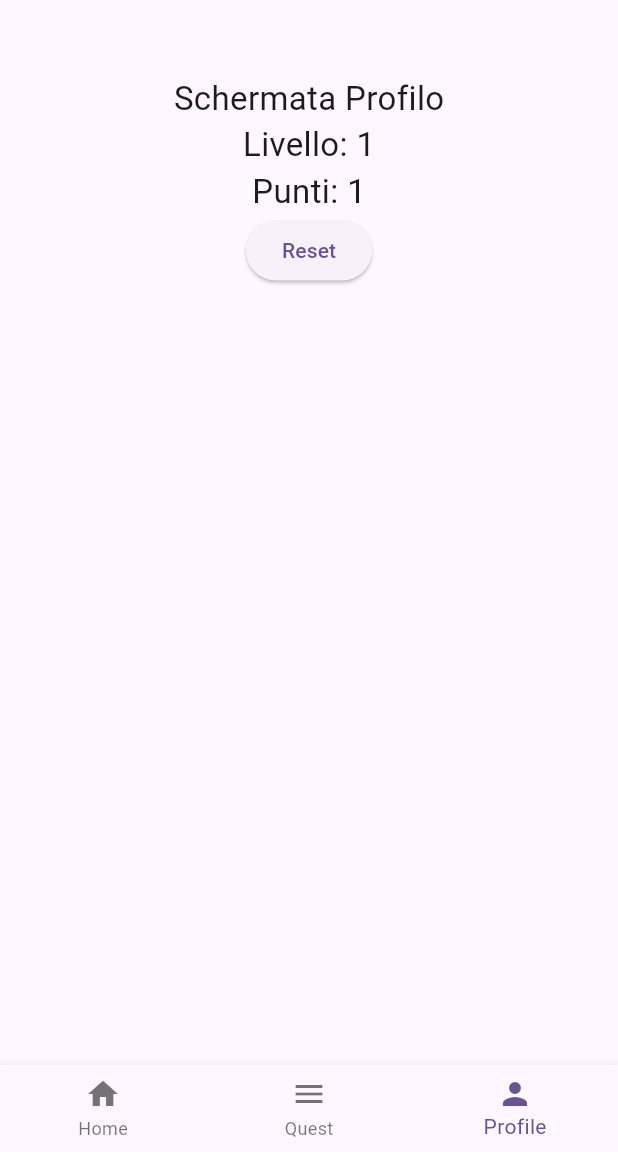
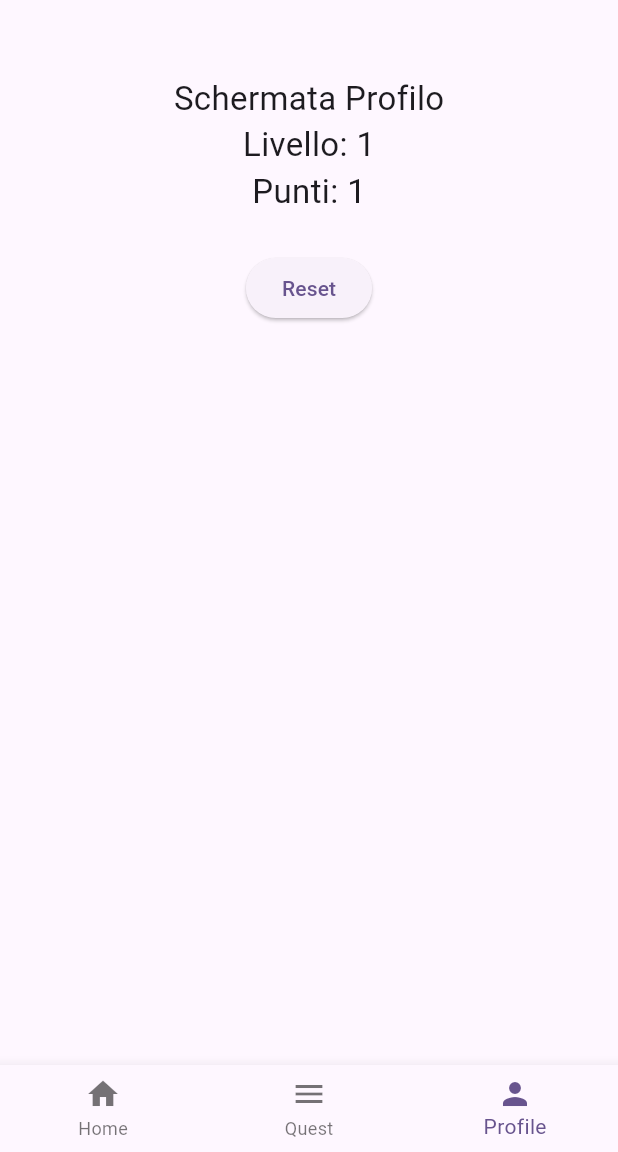
Before and after one commit to mike0697/quest_planner, a Flutter app: the screen it shows once a user with an empty profile is signed in, item 3 of the bottom bar chosen, after a tap on "Reset", on a phone screen of 412 x 824 dp, the part 84-1236 px from its top. Run offline on Flutter 3.47's test engine with Material 3 defaults, Android fonts, the light colour scheme and no system bars; our stand-ins replace cloud_firestore, firebase_auth, firebase_core, isar; accounts and stored records are empty; generated files the repository leaves out were written again; network calls fail.

Commit message:
Aggiornamenti vari

```diff
--- a/lib/screens/AuthPage.dart
+++ b/lib/screens/AuthPage.dart
@@ -48,10 +48,14 @@ class _AuthPageState extends State<AuthPage> {
         title: const Text('Quest planner'),
         backgroundColor: Theme.of(context).colorScheme.inversePrimary,
       ),
-      body: Column(
+      body: Padding(
+        padding: const EdgeInsets.all(25),
+        child: Column(
           children: [
-          Text('login'),
+            Text(isLogin ? 'Login' : 'Registrati'),
             TextField(
+              textInputAction: TextInputAction.next,
+              keyboardType: TextInputType.emailAddress,
               controller: _email,
               decoration: const InputDecoration(label: Text('email')),
             ),
@@ -60,7 +64,9 @@ class _AuthPageState extends State<AuthPage> {
               obscureText: true,
               decoration: const InputDecoration(label: Text('password')),
             ),
-          ElevatedButton(onPressed: (){
+            Padding(
+              padding: const EdgeInsets.only(top: 25),
+              child: ElevatedButton(onPressed: (){
                 if(isLogin){
                   sigIn();
                 }else{
@@ -68,13 +74,18 @@ class _AuthPageState extends State<AuthPage> {
                   createUserCloud();
                 }
               }, child: Text(isLogin ? 'Accedi' : 'registrati')),
+            ),
 
-          TextButton(onPressed: (){
+            Padding(
+              padding: const EdgeInsets.only(top: 25),
+              child: TextButton(onPressed: (){
                 setState(() {
                   isLogin = !isLogin;
                 });
               }, child: Text(isLogin ? 'non hai un account? Registrati ' : 'Hai un account? Accedi')),
+            ),
           ],
+        ),
       ),
     );
   }
--- a/lib/screens/HomeScreen.dart
+++ b/lib/screens/HomeScreen.dart
@@ -11,14 +11,13 @@ class HomeScreen extends StatefulWidget {
 
 class _HomeScreenState extends State<HomeScreen> {
   final _formkey = GlobalKey<FormState>();
-  String titolo = "";
-  String descrizione = "";
+  final TextEditingController _titoloController = TextEditingController();
+  final TextEditingController _descrizioneController = TextEditingController();
 
-
-  void createNote(){
-      context.read<NoteDatabase>().addNote(titolo: titolo, desc: descrizione, punti: 1 );
-  }
-
+  Map data ={
+    "titolo": "",
+    "descrizione": ""
+  };
 
 
   @override
@@ -26,33 +25,59 @@ class _HomeScreenState extends State<HomeScreen> {
     return Center(
         child: Padding(
           padding: const EdgeInsets.all(25),
+          child: Form(
+            key: _formkey,
             child: Column(
               children: [
                 const Text('Crea una quest', style: TextStyle(fontSize: 22),),
-              TextField(
-                onChanged: (value){
-                  titolo = value;
+                TextFormField(
+                  textInputAction: TextInputAction.next,
+                  validator: (value){
+                    if(value == null || value.isEmpty){
+                      return 'inserisci un titolo';
+                    }
+                    return null;
                   },
-                decoration: const InputDecoration(label: Text('Titolo')),
+                  onSaved: (value){
+                    data['titolo']= value;
+                  },
+                  controller: _titoloController,
+                  decoration: const InputDecoration(
+                      label: Text('Titolo')),
                 ),
-              TextField(
-                onChanged: (value){
-                  descrizione = value;
+                TextFormField(
+                  validator: (value){
+                    return null;
                   },
-                decoration: const InputDecoration(label: Text('Descrizione')),
+                  onSaved: (value){
+                    data['descrizione']= value;
+                  },
+                  controller: _descrizioneController,
+                  decoration: const InputDecoration(
+                      label: Text('Descrizione')),
                 ),
                 Padding(
                   padding: const EdgeInsets.only(top: 20),
                   child: TextButton(
-                    onPressed: createNote,
-                    child: Text('Salva', style: TextStyle(fontSize: 22),)
+                      onPressed: () {
+                        if (_formkey.currentState!.validate()){
+                          _formkey.currentState!.save();
+                          String titolo = data["titolo"];
+                          String desc = data["descrizione"];
+                          //crea una nota
+                          context.read<NoteDatabase>().addNote(titolo: titolo, desc: desc, punti: 1 );
+                          // Pulisci i controller e resetta il form
+                          _titoloController.clear();
+                          _descrizioneController.clear();
+                          _formkey.currentState!.reset();
+                          }
+                        },
+                      child: const Text('Salva', style: TextStyle(fontSize: 22)),
                   ),
                 ),
               ],
             ),
+          ),
         ),);
-
-
-
   }
 }
--- a/lib/screens/ProfileScreen.dart
+++ b/lib/screens/ProfileScreen.dart
@@ -9,14 +9,16 @@ class ProfileScreen extends StatelessWidget {
   @override
   Widget build(BuildContext context) {
     return Padding(
-      padding: EdgeInsets.only(top: 50),
+      padding: const EdgeInsets.only(top: 50),
       child: Center(
         child: Column(
           children: [
             const Text('Schermata Profilo',  style: TextStyle(fontSize: 22)),
             Text('Livello: ${context.watch<UserProvider>().livello}',  style: const TextStyle(fontSize: 22)),
             Text('Punti: ${context.watch<UserProvider>().punti}',  style: const TextStyle(fontSize: 22)),
-            ElevatedButton(onPressed: ()=> context.read<UserProvider>().resetPuntiLivello() , child: const Text('Reset')),
+            Padding(
+              padding: const EdgeInsets.only(top: 25),
+                child: ElevatedButton(onPressed: ()=> context.read<UserProvider>().resetPuntiLivello() , child: const Text('Reset'))),
           ],
         ),
       ),
```
Also changed, not shown: lib/screens/QuestScreen.dart (+5 -3 lines). Lines whose indentation alone changed are shown as unchanged.
